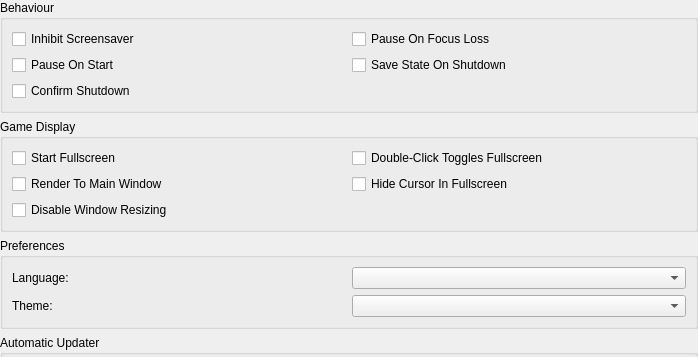
Before: the Qt Designer form pcsx2-qt/Settings/InterfaceSettingsWidget.ui in PCSX2/pcsx2, drawn with Qt 5; both pictures show x 0 to 698 and y 0 to 357 of the 698 by 740 pixel window.
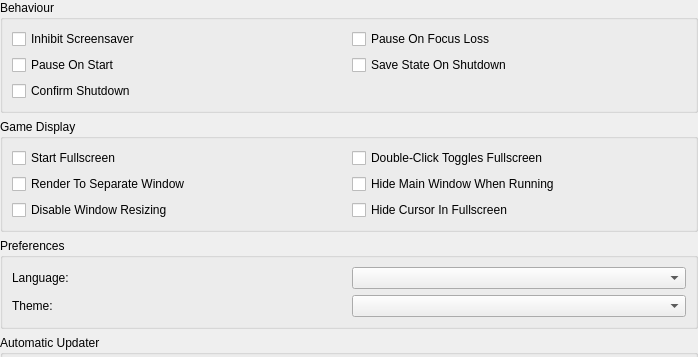
After: the same form once the commit is applied.

Commit message: Qt: Add option to hide main window when game running

Diff of the .ui file:
```diff
--- a/pcsx2-qt/Settings/InterfaceSettingsWidget.ui
+++ b/pcsx2-qt/Settings/InterfaceSettingsWidget.ui
@@ -78,6 +78,13 @@
      <layout class="QFormLayout" name="formLayout_3">
       <item row="0" column="0" colspan="2">
        <layout class="QGridLayout" name="gridLayout_3">
+        <item row="2" column="0">
+         <widget class="QCheckBox" name="disableWindowResizing">
+          <property name="text">
+           <string>Disable Window Resizing</string>
+          </property>
+         </widget>
+        </item>
         <item row="0" column="0">
          <widget class="QCheckBox" name="startFullscreen">
           <property name="text">
@@ -85,20 +92,6 @@
           </property>
          </widget>
         </item>
-        <item row="1" column="1">
-         <widget class="QCheckBox" name="hideMouseCursor">
-          <property name="text">
-           <string>Hide Cursor In Fullscreen</string>
-          </property>
-         </widget>
-        </item>
-        <item row="1" column="0">
-         <widget class="QCheckBox" name="renderToMainWindow">
-          <property name="text">
-           <string>Render To Main Window</string>
-          </property>
-         </widget>
-        </item>
         <item row="0" column="1">
          <widget class="QCheckBox" name="doubleClickTogglesFullscreen">
           <property name="text">
@@ -106,10 +99,24 @@
           </property>
          </widget>
         </item>
-        <item row="2" column="0">
-         <widget class="QCheckBox" name="disableWindowResizing">
+        <item row="1" column="0">
+         <widget class="QCheckBox" name="renderToSeparateWindow">
           <property name="text">
-           <string>Disable Window Resizing</string>
+           <string>Render To Separate Window</string>
+          </property>
+         </widget>
+        </item>
+        <item row="2" column="1">
+         <widget class="QCheckBox" name="hideMouseCursor">
+          <property name="text">
+           <string>Hide Cursor In Fullscreen</string>
+          </property>
+         </widget>
+        </item>
+        <item row="1" column="1">
+         <widget class="QCheckBox" name="hideMainWindow">
+          <property name="text">
+           <string>Hide Main Window When Running</string>
           </property>
          </widget>
         </item>
```
The commit also changes 7 other files.
